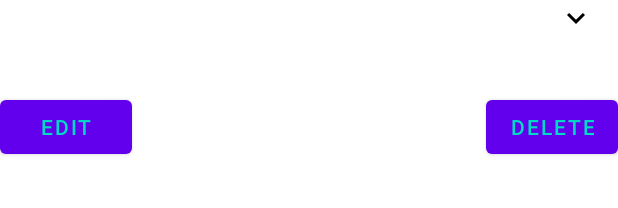
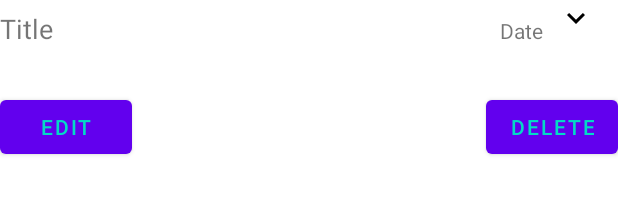
Before and after one commit to emularczyk/android-project-2023, an Android app: the layout item.xml on its own in the app's theme, with its tools: preview values and no code run, on a phone screen of 412 x 824 dp. Shown: the top 208 px of the screen. Run offline under Robolectric (Android 15) with nearby library versions, the phone set to English and light mode, and no system bars.

```diff
--- a/app/src/main/java/com/calendar/Adapter.java
+++ b/app/src/main/java/com/calendar/Adapter.java
@@ -27,12 +27,10 @@ public class Adapter extends RecyclerView.Adapter<RecyclerView.ViewHolder> {
 
     public ArrayList<Event> eventList;
     private final DatabaseReference databaseReference;
-    private final String date;
     private final Context context;
 
-    Adapter(ArrayList<Event> eventList, String date, Context context) {
+    public Adapter(ArrayList<Event> eventList, Context context) {
         this.eventList = eventList;
-        this.date = date;
         this.context = context;
         this.databaseReference = FirebaseDatabase.
                 getInstance().
@@ -59,6 +57,7 @@ public class Adapter extends RecyclerView.Adapter<RecyclerView.ViewHolder> {
     public void onBindViewHolder(@NonNull RecyclerView.ViewHolder holder, int position) {
         EventItemViewHolder eventItemVH = (EventItemViewHolder) holder;
         eventItemVH.getTitleTextView().setText(eventList.get(position).getTitle());
+        eventItemVH.getDateTextView().setText(eventList.get(position).getDate().substring(5));
         eventItemVH.getNoteTextView().setText(eventList.get(position).getNote());
         eventItemVH.getEditButton().setText(R.string.edit);
         eventItemVH.getEditButton().setOnClickListener(v -> editEvent(holder));
--- a/app/src/main/java/com/calendar/View/MonthlyViewFragment.java
+++ b/app/src/main/java/com/calendar/View/MonthlyViewFragment.java
@@ -13,7 +13,7 @@ import android.view.ViewGroup;
 import android.widget.CalendarView;
 
 import com.calendar.CalendarUtils;
-import com.calendar.MainActivity;
+import com.calendar.Activity.MainActivity;
 import com.calendar.R;
 
 import java.time.LocalDate;
--- a/app/src/main/java/com/calendar/View/WeekViewFragment.java
+++ b/app/src/main/java/com/calendar/View/WeekViewFragment.java
@@ -16,7 +16,7 @@ import androidx.recyclerview.widget.RecyclerView;
 
 import com.calendar.CalendarAdapter;
 import com.calendar.CalendarUtils;
-import com.calendar.MainActivity;
+import com.calendar.Activity.MainActivity;
 import com.calendar.R;
 
 import java.time.LocalDate;
--- a/app/src/main/java/com/calendar/View/YearViewFragment.java
+++ b/app/src/main/java/com/calendar/View/YearViewFragment.java
@@ -19,7 +19,7 @@ import androidx.recyclerview.widget.RecyclerView;
 
 import com.calendar.CalendarAdapter;
 import com.calendar.CalendarUtils;
-import com.calendar.MainActivity;
+import com.calendar.Activity.MainActivity;
 import com.calendar.R;
 
 import java.time.LocalDate;
--- a/app/src/main/res/layout/activity_main.xml
+++ b/app/src/main/res/layout/activity_main.xml
@@ -6,7 +6,7 @@
     android:layout_width="match_parent"
     android:layout_height="match_parent"
     android:id="@+id/drawer_layout"
-    tools:context=".MainActivity"
+    tools:context=".Activity.MainActivity"
     android:fitsSystemWindows="true"
     tools:openDrawer="start">
 
--- a/app/src/main/res/layout/item.xml
+++ b/app/src/main/res/layout/item.xml
@@ -1,29 +1,44 @@
-<?xml version="1.0" encoding="utf-8"?>
 <androidx.constraintlayout.widget.ConstraintLayout xmlns:android="http://schemas.android.com/apk/res/android"
     xmlns:app="http://schemas.android.com/apk/res-auto"
     xmlns:tools="http://schemas.android.com/tools"
+    android:id="@+id/itemLayout"
     android:layout_width="match_parent"
-    android:layout_height="wrap_content"
-    android:id="@+id/itemLayout">
+    android:layout_height="wrap_content">
 
-    <TextView
-        android:id="@+id/titleTextView"
-        style="@style/TextAppearance.Widget.AppCompat.Toolbar.Title"
-        android:layout_width="405dp"
-        android:layout_height="41dp"
-        tools:ignore="MissingConstraints"
-        tools:layout_editor_absoluteX="0dp"
-        tools:layout_editor_absoluteY="6dp" />
+    <LinearLayout
+        android:id="@+id/eventBar"
+        android:layout_width="match_parent"
+        android:layout_height="wrap_content"
+        android:orientation="horizontal"
+        app:layout_constraintTop_toTopOf="parent">
+
+        <TextView
+            android:id="@+id/titleTextView"
+            android:layout_width="0dp"
+            android:layout_height="41dp"
+            android:layout_weight="1"
+            android:text="@string/title"
+            android:textSize="18sp" />
+
+        <TextView
+            android:id="@+id/dateTextView"
+            android:layout_width="15dp"
+            android:layout_height="41dp"
+            android:layout_weight="0.3"
+            android:gravity="right|center"
+            android:paddingEnd="50dp"
+            android:text="@string/date"
+            android:textSize="14sp" />
+
+    </LinearLayout>
 
     <ImageView
-        style="@style/TextAppearance.Widget.AppCompat.Toolbar.Title"
         android:layout_width="wrap_content"
         android:layout_height="wrap_content"
         android:layout_marginEnd="16dp"
         android:src="@drawable/expand"
         app:layout_constraintEnd_toEndOf="parent"
-        tools:ignore="MissingConstraints"
-        tools:layout_editor_absoluteY="6dp" />
+        app:layout_constraintTop_toTopOf="@+id/eventBar" />
 
     <androidx.constraintlayout.widget.ConstraintLayout
         android:id="@+id/detailsLayout"
@@ -31,14 +46,13 @@
         android:layout_height="wrap_content"
         android:orientation="horizontal"
         app:layout_constraintStart_toStartOf="parent"
-        app:layout_constraintTop_toBottomOf="@+id/titleTextView">
+        app:layout_constraintTop_toBottomOf="@+id/eventBar">
 
         <TextView
             android:id="@+id/noteTextView"
             android:layout_width="match_parent"
             android:layout_height="wrap_content"
-            app:layout_constraintTop_toTopOf="parent"
-            tools:ignore="MissingConstraints" />
+            app:layout_constraintTop_toTopOf="parent" />
 
         <Button
             android:id="@+id/editButton"
--- a/app/src/main/res/values/strings.xml
+++ b/app/src/main/res/values/strings.xml
@@ -31,4 +31,6 @@
     <string name="free_days">Free days</string>
     <string name="none_value">none</string>
     <string name="selected_date_range">Selected date range:</string>
+    <string name="date">Date</string>
+    <string name="title">Title</string>
 </resources>
```
Also changed, not shown: app/src/main/AndroidManifest.xml (+11 -6 lines), app/src/main/java/com/calendar/Activity/FilterEvents.java (added, +138 -0 lines), app/src/main/java/com/calendar/Activity/MainActivity.java (renamed from app/src/main/java/com/calendar/MainActivity.java, +10 -42 lines), app/src/main/java/com/calendar/CalendarUtils.java (+37 -0 lines), app/src/main/java/com/calendar/EventItemViewHolder.java (+10 -0 lines), app/src/main/res/layout/activity_filter_events.xml (added, +61 -0 lines), app/src/main/res/layout/count_days.xml (+4 -4 lines).
